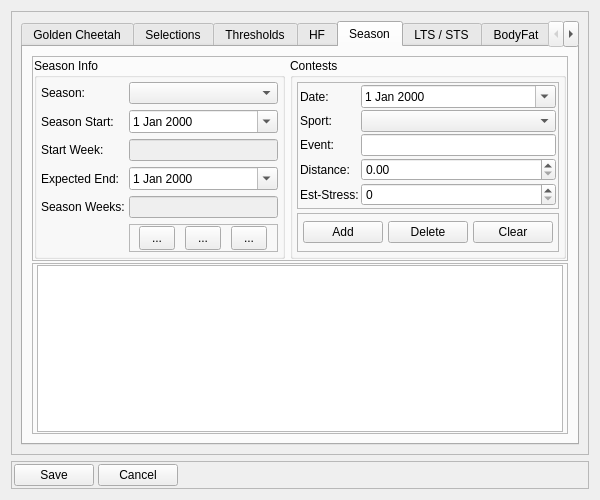
Before: the Qt Designer form dialog_settings.ui in Tria-Andy/WorkoutEditor, drawn with Qt 5.
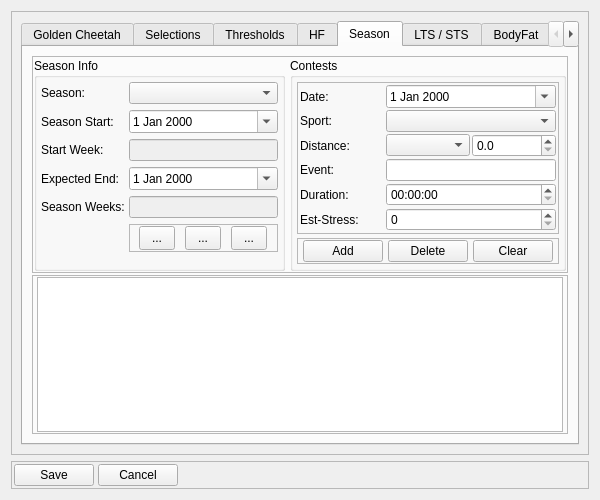
After: the same form once the commit is applied. The open tabs and pages were chosen to show the change. Icons and pictures are not drawn.

What changed in the file:
```diff
--- a/dialog_settings.ui
+++ b/dialog_settings.ui
@@ -1298,13 +1298,7 @@
                   <property name="frameShadow">
                    <enum>QFrame::Raised</enum>
                   </property>
-                  <layout class="QFormLayout" name="formLayout_6">
-                   <property name="horizontalSpacing">
-                    <number>2</number>
-                   </property>
-                   <property name="verticalSpacing">
-                    <number>2</number>
-                   </property>
+                  <layout class="QGridLayout" name="gridLayout_6">
                    <property name="leftMargin">
                     <number>2</number>
                    </property>
@@ -1317,6 +1311,40 @@
                    <property name="bottomMargin">
                     <number>2</number>
                    </property>
+                   <property name="spacing">
+                    <number>2</number>
+                   </property>
+                   <item row="2" column="0">
+                    <widget class="QLabel" name="label_65">
+                     <property name="text">
+                      <string>Distance:</string>
+                     </property>
+                    </widget>
+                   </item>
+                   <item row="5" column="0">
+                    <widget class="QLabel" name="label_43">
+                     <property name="text">
+                      <string>Duration:</string>
+                     </property>
+                    </widget>
+                   </item>
+                   <item row="4" column="0">
+                    <widget class="QLabel" name="label_19">
+                     <property name="text">
+                      <string>Event:</string>
+                     </property>
+                    </widget>
+                   </item>
+                   <item row="1" column="0">
+                    <widget class="QLabel" name="label_42">
+                     <property name="text">
+                      <string>Sport:</string>
+                     </property>
+                    </widget>
+                   </item>
+                   <item row="2" column="1">
+                    <widget class="QComboBox" name="comboBox_contestdist"/>
+                   </item>
                    <item row="0" column="0">
                     <widget class="QLabel" name="label_41">
                      <property name="text">
@@ -1324,55 +1352,44 @@
                      </property>
                     </widget>
                    </item>
-                   <item row="0" column="1">
+                   <item row="6" column="0">
+                    <widget class="QLabel" name="label_44">
+                     <property name="text">
+                      <string>Est-Stress:</string>
+                     </property>
+                    </widget>
+                   </item>
+                   <item row="2" column="2">
+                    <widget class="QDoubleSpinBox" name="doubleSpinBox_contestdist">
+                     <property name="decimals">
+                      <number>1</number>
+                     </property>
+                     <property name="maximum">
+                      <double>500.000000000000000</double>
+                     </property>
+                    </widget>
+                   </item>
+                   <item row="0" column="1" colspan="2">
                     <widget class="QDateEdit" name="dateEdit_contest">
                      <property name="calendarPopup">
                       <bool>true</bool>
                      </property>
                     </widget>
                    </item>
-                   <item row="1" column="0">
-                    <widget class="QLabel" name="label_42">
-                     <property name="text">
-                      <string>Sport:</string>
-                     </property>
-                    </widget>
-                   </item>
-                   <item row="1" column="1">
+                   <item row="1" column="1" colspan="2">
                     <widget class="QComboBox" name="comboBox_contestsport"/>
                    </item>
-                   <item row="2" column="0">
-                    <widget class="QLabel" name="label_19">
-                     <property name="text">
-                      <string>Event:</string>
-                     </property>
-                    </widget>
-                   </item>
-                   <item row="2" column="1">
+                   <item row="4" column="1" colspan="2">
                     <widget class="QLineEdit" name="lineEdit_contest"/>
                    </item>
-                   <item row="3" column="0">
-                    <widget class="QLabel" name="label_43">
-                     <property name="text">
-                      <string>Distance:</string>
+                   <item row="5" column="1" colspan="2">
+                    <widget class="QTimeEdit" name="timeEdit_contestdura">
+                     <property name="displayFormat">
+                      <string>HH:mm:ss</string>
                      </property>
                     </widget>
                    </item>
-                   <item row="3" column="1">
-                    <widget class="QDoubleSpinBox" name="doubleSpinBox_contest">
-                     <property name="maximum">
-                      <double>999.990000000000009</double>
-                     </property>
-                    </widget>
-                   </item>
-                   <item row="4" column="0">
-                    <widget class="QLabel" name="label_44">
-                     <property name="text">
-                      <string>Est-Stress:</string>
-                     </property>
-                    </widget>
-                   </item>
-                   <item row="4" column="1">
+                   <item row="6" column="1" colspan="2">
                     <widget class="QSpinBox" name="spinBox_contestStress">
                      <property name="maximum">
                       <number>500</number>
@@ -1464,7 +1481,7 @@
               <number>1</number>
              </property>
              <item>
-              <widget class="QTableView" name="tableView_contest">
+              <widget class="QTableWidget" name="tableWidget_contest">
                <property name="font">
                 <font>
                  <pointsize>8</pointsize>
```
Left out of the diff: 147 changed lines with no effect on the pictures.
